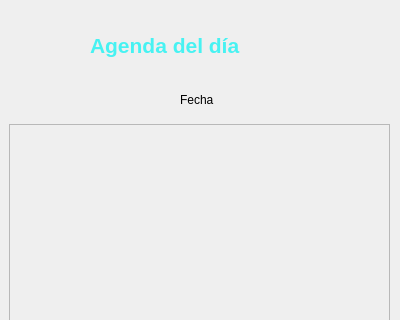
Christianjidj/EntregaIndividual, file dayagendadialog.ui: the form before one commit; both pictures show x 0 to 400 and y 0 to 320 of the 400 by 658 pixel window.
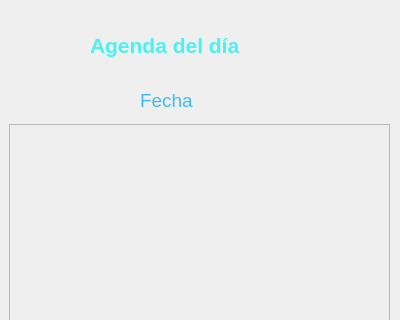
The form after the commit.

Commit message: color y tamaño de fecha en ventana dia

Diff of the .ui file:
```diff
--- a/dayagendadialog.ui
+++ b/dayagendadialog.ui
@@ -16,12 +16,21 @@
   <widget class="QLabel" name="dateLabel">
    <property name="geometry">
     <rect>
-     <x>180</x>
+     <x>140</x>
      <y>90</y>
-     <width>63</width>
+     <width>101</width>
      <height>20</height>
     </rect>
    </property>
+   <property name="font">
+    <font>
+     <pointsize>14</pointsize>
+    </font>
+   </property>
+   <property name="styleSheet">
+    <string notr="true">color: rgb(66, 187, 237);
+</string>
+   </property>
    <property name="text">
     <string>Fecha</string>
    </property>
```
